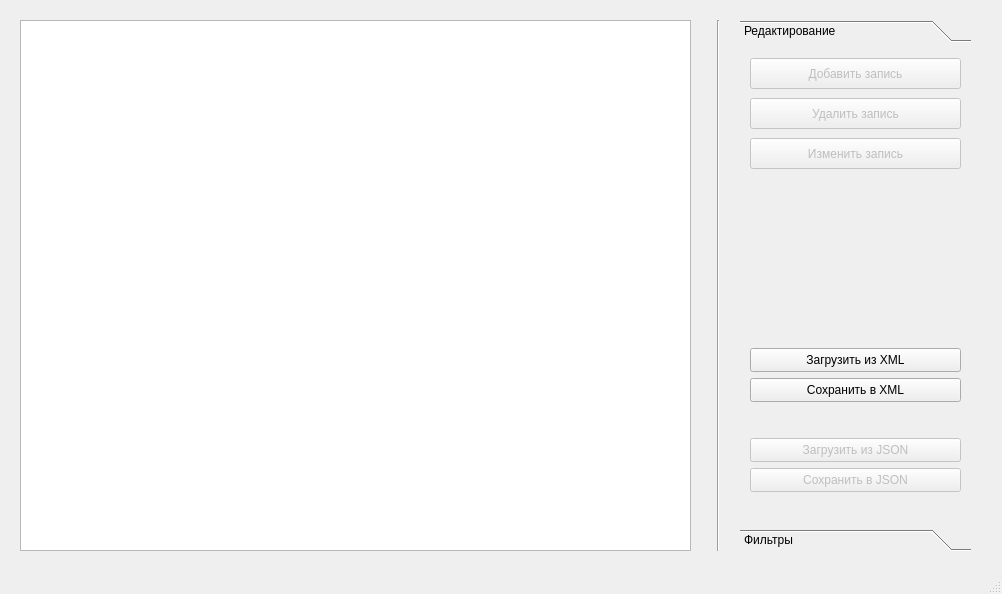
This is MyRin/Forms/indexview.ui in relsa228/MyRin as Qt 5 draws it before an edit. The edited form follows.
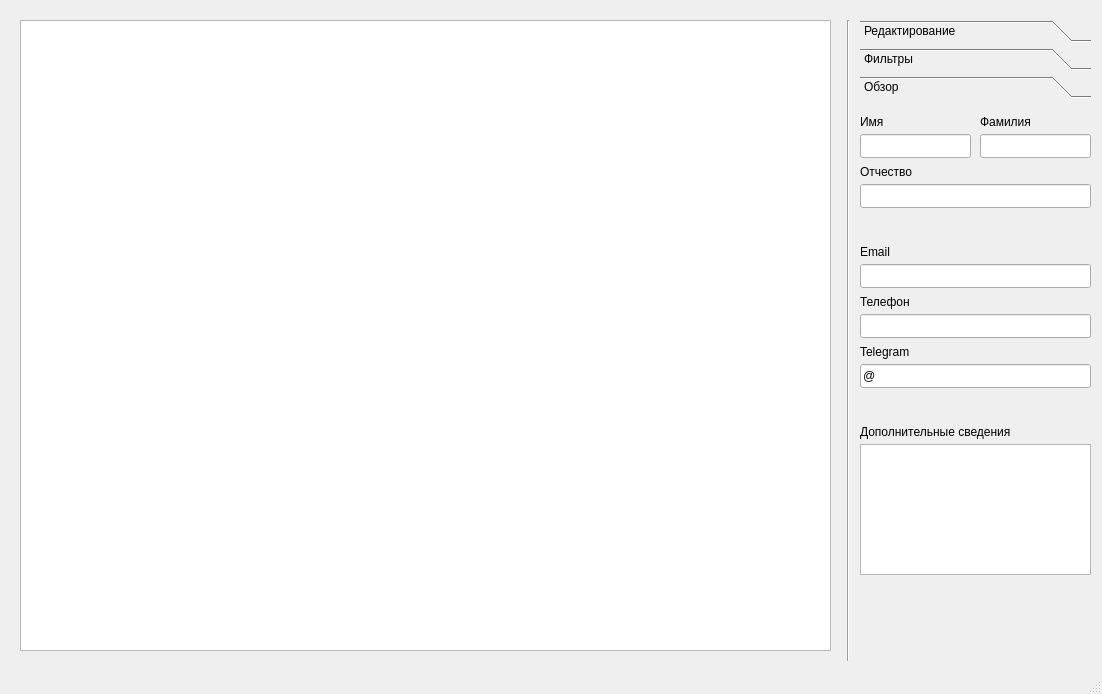
This is the edited form. The open tabs and pages were chosen to show the change. Icons and pictures are not drawn.

What changed in the file:
```diff
--- a/MyRin/Forms/indexview.ui
+++ b/MyRin/Forms/indexview.ui
@@ -6,20 +6,20 @@
    <rect>
     <x>0</x>
     <y>0</y>
-    <width>1002</width>
-    <height>594</height>
+    <width>1102</width>
+    <height>694</height>
    </rect>
   </property>
   <property name="minimumSize">
    <size>
-    <width>1002</width>
-    <height>594</height>
+    <width>1102</width>
+    <height>694</height>
    </size>
   </property>
   <property name="maximumSize">
    <size>
-    <width>1002</width>
-    <height>594</height>
+    <width>1102</width>
+    <height>694</height>
    </size>
   </property>
   <property name="windowTitle">
@@ -33,10 +33,10 @@
    <widget class="QToolBox" name="toolBox">
     <property name="geometry">
      <rect>
-      <x>740</x>
+      <x>860</x>
       <y>20</y>
       <width>231</width>
-      <height>531</height>
+      <height>631</height>
      </rect>
     </property>
     <property name="currentIndex">
@@ -48,7 +48,7 @@
        <x>0</x>
        <y>0</y>
        <width>231</width>
-       <height>471</height>
+       <height>541</height>
       </rect>
      </property>
      <attribute name="label">
@@ -58,7 +58,7 @@
       <property name="geometry">
        <rect>
         <x>10</x>
-        <y>300</y>
+        <y>370</y>
         <width>211</width>
         <height>24</height>
        </rect>
@@ -71,7 +71,7 @@
       <property name="geometry">
        <rect>
         <x>10</x>
-        <y>330</y>
+        <y>400</y>
         <width>211</width>
         <height>24</height>
        </rect>
@@ -87,7 +87,7 @@
       <property name="geometry">
        <rect>
         <x>10</x>
-        <y>390</y>
+        <y>440</y>
         <width>211</width>
         <height>24</height>
        </rect>
@@ -103,7 +103,7 @@
       <property name="geometry">
        <rect>
         <x>10</x>
-        <y>420</y>
+        <y>470</y>
         <width>211</width>
         <height>24</height>
        </rect>
@@ -337,6 +337,198 @@
        <string>Сбросить</string>
       </property>
      </widget>
+     <widget class="QTextEdit" name="DescriptionInput">
+      <property name="geometry">
+       <rect>
+        <x>0</x>
+        <y>340</y>
+        <width>231</width>
+        <height>131</height>
+       </rect>
+      </property>
+     </widget>
+     <widget class="QLabel" name="DescriptionLable">
+      <property name="geometry">
+       <rect>
+        <x>0</x>
+        <y>320</y>
+        <width>191</width>
+        <height>16</height>
+       </rect>
+      </property>
+      <property name="text">
+       <string>Дополнительные сведения</string>
+      </property>
+     </widget>
+    </widget>
+    <widget class="QWidget" name="overview">
+     <attribute name="label">
+      <string>Обзор</string>
+     </attribute>
+     <widget class="QLineEdit" name="TelephoneView">
+      <property name="geometry">
+       <rect>
+        <x>0</x>
+        <y>210</y>
+        <width>231</width>
+        <height>24</height>
+       </rect>
+      </property>
+     </widget>
+     <widget class="QLineEdit" name="PatronymicView">
+      <property name="geometry">
+       <rect>
+        <x>0</x>
+        <y>80</y>
+        <width>231</width>
+        <height>24</height>
+       </rect>
+      </property>
+     </widget>
+     <widget class="QLabel" name="EmailViewLabel">
+      <property name="geometry">
+       <rect>
+        <x>0</x>
+        <y>140</y>
+        <width>49</width>
+        <height>16</height>
+       </rect>
+      </property>
+      <property name="text">
+       <string>Email</string>
+      </property>
+     </widget>
+     <widget class="QLineEdit" name="SurnameView">
+      <property name="geometry">
+       <rect>
+        <x>120</x>
+        <y>30</y>
+        <width>111</width>
+        <height>24</height>
+       </rect>
+      </property>
+     </widget>
+     <widget class="QLabel" name="FirstNameViewLabel">
+      <property name="geometry">
+       <rect>
+        <x>0</x>
+        <y>10</y>
+        <width>49</width>
+        <height>16</height>
+       </rect>
+      </property>
+      <property name="text">
+       <string>Имя</string>
+      </property>
+     </widget>
+     <widget class="QLabel" name="PatronymicViewLabel">
+      <property name="geometry">
+       <rect>
+        <x>0</x>
+        <y>60</y>
+        <width>81</width>
+        <height>16</height>
+       </rect>
+      </property>
+      <property name="text">
+       <string>Отчество</string>
+      </property>
+     </widget>
+     <widget class="QLabel" name="SurnameViewLabel">
+      <property name="geometry">
+       <rect>
+        <x>120</x>
+        <y>10</y>
+        <width>61</width>
+        <height>16</height>
+       </rect>
+      </property>
+      <property name="text">
+       <string>Фамилия</string>
+      </property>
+     </widget>
+     <widget class="QTextEdit" name="DescriptionView">
+      <property name="geometry">
+       <rect>
+        <x>0</x>
+        <y>340</y>
+        <width>231</width>
+        <height>131</height>
+       </rect>
+      </property>
+     </widget>
+     <widget class="QLineEdit" name="EmailView">
+      <property name="geometry">
+       <rect>
+        <x>0</x>
+        <y>160</y>
+        <width>231</width>
+        <height>24</height>
+       </rect>
+      </property>
+     </widget>
+     <widget class="QLabel" name="DescriptionViewLable">
+      <property name="geometry">
+       <rect>
+        <x>0</x>
+        <y>320</y>
+        <width>191</width>
+        <height>16</height>
+       </rect>
+      </property>
+      <property name="text">
+       <string>Дополнительные сведения</string>
+      </property>
+     </widget>
+     <widget class="QLabel" name="TelegramViewLabel">
+      <property name="geometry">
+       <rect>
+        <x>0</x>
+        <y>240</y>
+        <width>101</width>
+        <height>16</height>
+       </rect>
+      </property>
+      <property name="text">
+       <string>Telegram</string>
+      </property>
+     </widget>
+     <widget class="QLabel" name="TelephoneViewLabel">
+      <property name="geometry">
+       <rect>
+        <x>0</x>
+        <y>190</y>
+        <width>71</width>
+        <height>16</height>
+       </rect>
+      </property>
+      <property name="text">
+       <string>Телефон</string>
+      </property>
+     </widget>
+     <widget class="QLineEdit" name="FirstNameView">
+      <property name="geometry">
+       <rect>
+        <x>0</x>
+        <y>30</y>
+        <width>111</width>
+        <height>24</height>
+       </rect>
+      </property>
+     </widget>
+     <widget class="QLineEdit" name="TelegramView">
+      <property name="geometry">
+       <rect>
+        <x>0</x>
+        <y>260</y>
+        <width>231</width>
+        <height>24</height>
+       </rect>
+      </property>
+      <property name="text">
+       <string>@</string>
+      </property>
+     </widget>
     </widget>
    </widget>
    <widget class="QTableWidget" name="PersonTable">
@@ -344,18 +536,18 @@
      <rect>
       <x>20</x>
       <y>20</y>
-      <width>671</width>
-      <height>531</height>
+      <width>811</width>
+      <height>631</height>
      </rect>
     </property>
    </widget>
    <widget class="Line" name="line">
     <property name="geometry">
      <rect>
-      <x>710</x>
+      <x>840</x>
       <y>20</y>
       <width>16</width>
-      <height>531</height>
+      <height>641</height>
      </rect>
     </property>
     <property name="orientation">
```
Left out of the diff: 19 changed lines with no effect on the pictures.
